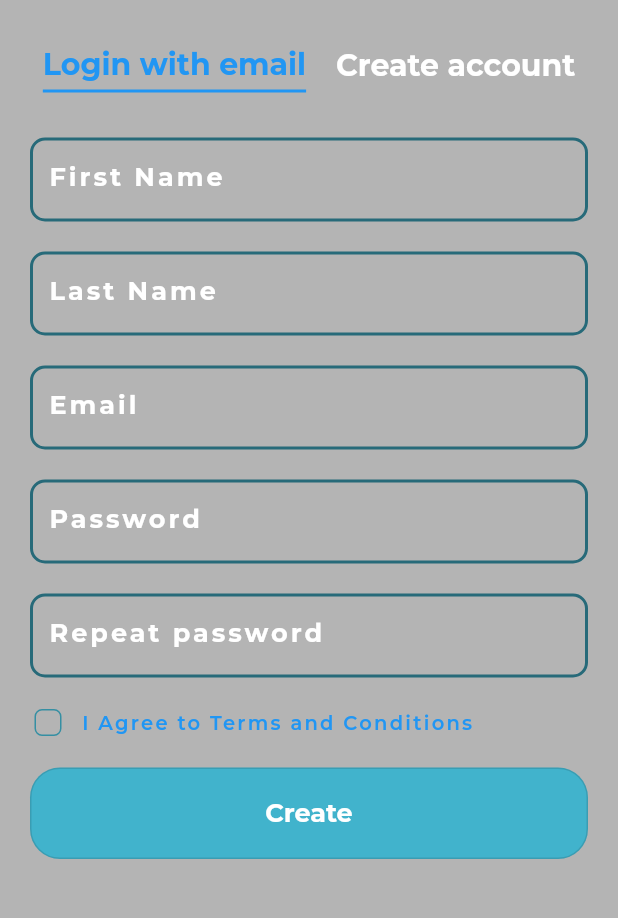
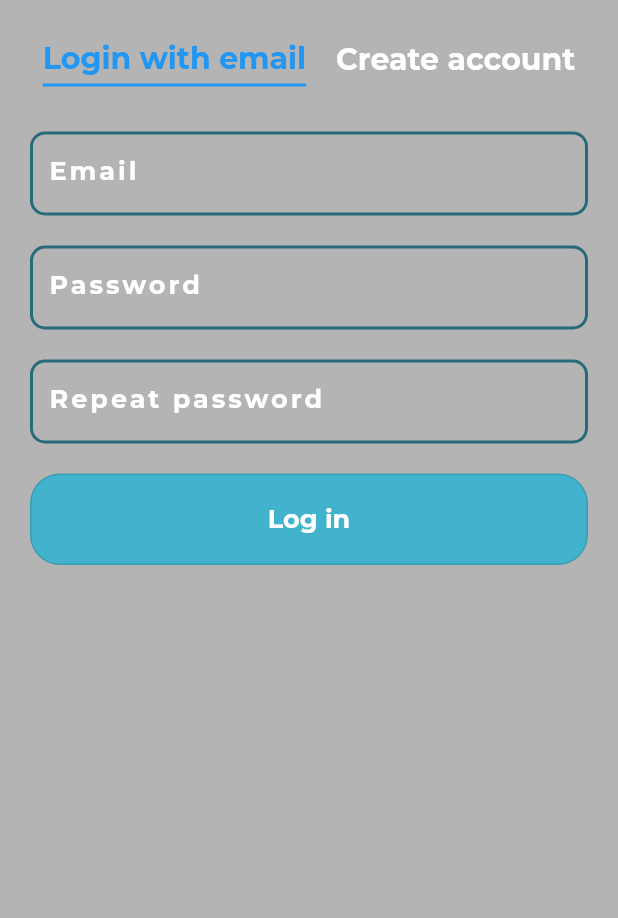
Before and after one commit to FL0REN1/CryptoWave, a Flutter app: the AutorizationPage screen opened by its route, after a tap on "Login with email", on a phone screen of 412 x 824 dp, the part 68-986 px from its top. Run offline on Flutter 3.47's test engine with Material 2 defaults, Android fonts, the light colour scheme and no system bars; our stand-ins replace auto_route, dio, flutter_bloc, get_it, talker_flutter; missing offline and left inert: talker_bloc_logger, talker_dio_logger; statements that could not run were skipped.

Commit message:
interface was done in LogIn and SignUp

```diff
--- a/frontEnd/crypto_wave/lib/features/autorization_page/view/autorization_page.dart
+++ b/frontEnd/crypto_wave/lib/features/autorization_page/view/autorization_page.dart
@@ -15,6 +15,7 @@ class AutorizationPage extends StatefulWidget {
 }
 
 class _AutorizationPageState extends State<AutorizationPage> {
+  bool selectedTab = false;
   @override
   Widget build(BuildContext context) {
     final theme = Theme.of(context);
@@ -44,7 +45,28 @@ class _AutorizationPageState extends State<AutorizationPage> {
           ),
         ),
       ),
-      body: const SignUpPage(),
+      body: SingleChildScrollView(
+        child: Padding(
+          padding: const EdgeInsets.only(
+            top: 16.0,
+          ), // Здесь устанавливаем нужный отступ
+          child: Column(
+            children: <Widget>[
+              RoutedTextTabs(
+                firstTabName: 'Login with email',
+                secondTabName: 'Create account',
+                firstTabFunc: () => setState(() {
+                  selectedTab = true;
+                }),
+                secondTabFunc: () => setState(() {
+                  selectedTab = false;
+                }),
+              ),
+              selectedTab ? const LogInPage() : const SignUpPage(),
+            ],
+          ),
+        ),
+      ),
     );
   }
 }
--- a/frontEnd/crypto_wave/lib/features/autorization_page/view/log_in_page.dart
+++ b/frontEnd/crypto_wave/lib/features/autorization_page/view/log_in_page.dart
@@ -10,6 +10,25 @@ class LogInPage extends StatefulWidget {
 class _LogInPageState extends State<LogInPage> {
   @override
   Widget build(BuildContext context) {
-    return const Text('Log in');
+    return Container(
+      padding: const EdgeInsets.all(20),
+      child: Column(
+        mainAxisAlignment: MainAxisAlignment.center,
+        children: <Widget>[
+          const SizedBox(height: 10),
+          const TextInput(labelText: 'Email', security: false),
+          const SizedBox(height: 20),
+          const TextInput(labelText: 'Password', security: true),
+          const SizedBox(height: 20),
+          const TextInput(labelText: 'Repeat password', security: true),
+          const SizedBox(height: 20),
+          RoutedButton(
+            routedButtonText: 'Log in',
+            onPressed: () {},
+            width: double.infinity,
+          )
+        ],
+      ),
+    );
   }
 }
--- a/frontEnd/crypto_wave/lib/features/autorization_page/view/sign_up_page.dart
+++ b/frontEnd/crypto_wave/lib/features/autorization_page/view/sign_up_page.dart
@@ -10,17 +10,12 @@ class SignUpPage extends StatefulWidget {
 class _SignUpPageState extends State<SignUpPage> {
   @override
   Widget build(BuildContext context) {
-    return SingleChildScrollView(
-      child: Container(
+    return Container(
       padding: const EdgeInsets.all(20),
       child: Column(
         mainAxisAlignment: MainAxisAlignment.center,
         children: <Widget>[
-            const RoutedTextTabs(
-              firstTabName: 'Login with email',
-              secondTabName: 'Create account',
-            ),
-            const SizedBox(height: 30),
+          const SizedBox(height: 10),
           const TextInput(labelText: 'First Name', security: false),
           const SizedBox(height: 20),
           const TextInput(labelText: 'Last Name', security: false),
@@ -38,7 +33,6 @@ class _SignUpPageState extends State<SignUpPage> {
           )
         ],
       ),
-      ),
     );
   }
 }
--- a/frontEnd/crypto_wave/lib/features/autorization_page/widgets/routed_text_tabs.dart
+++ b/frontEnd/crypto_wave/lib/features/autorization_page/widgets/routed_text_tabs.dart
@@ -5,10 +5,15 @@ class RoutedTextTabs extends StatefulWidget {
     super.key,
     required this.firstTabName,
     required this.secondTabName,
+    required this.firstTabFunc,
+    required this.secondTabFunc,
   });
 
   final String firstTabName;
   final String secondTabName;
+
+  final void Function() firstTabFunc;
+  final void Function() secondTabFunc;
 
   @override
   State<RoutedTextTabs> createState() => _RoutedTextTabsState();
@@ -32,12 +37,14 @@ class _RoutedTextTabsState extends State<RoutedTextTabs> {
       children: <Widget>[
         GestureDetector(
           onTap: () {
+            widget.firstTabFunc();
             setState(() {
               _selectedTab = widget.firstTabName;
             });
           },
-          child: Container(
+          child: AnimatedContainer(
             padding: const EdgeInsets.only(bottom: 5),
+            duration: const Duration(milliseconds: 300),
             decoration: BoxDecoration(
               border: _selectedTab == widget.firstTabName
                   ? const Border(
@@ -48,25 +55,30 @@ class _RoutedTextTabsState extends State<RoutedTextTabs> {
                     )
                   : null,
             ),
-            child: Text(
-              widget.firstTabName,
+            child: AnimatedDefaultTextStyle(
               style: _selectedTab == widget.firstTabName
-                  ? theme.textTheme.labelMedium?.copyWith(
+                  ? theme.textTheme.labelMedium!.copyWith(
                       color: Colors.blue,
                     )
-                  : theme.textTheme.labelMedium,
+                  : theme.textTheme.labelMedium!,
+              duration: const Duration(milliseconds: 300),
+              child: Text(
+                widget.firstTabName,
+              ),
             ),
           ),
         ),
         const SizedBox(width: 20),
         GestureDetector(
           onTap: () {
+            widget.secondTabFunc();
             setState(() {
               _selectedTab = widget.secondTabName;
             });
           },
-          child: Container(
+          child: AnimatedContainer(
             padding: const EdgeInsets.only(bottom: 5),
+            duration: const Duration(milliseconds: 300),
             decoration: BoxDecoration(
               border: _selectedTab == widget.secondTabName
                   ? const Border(
@@ -77,13 +89,16 @@ class _RoutedTextTabsState extends State<RoutedTextTabs> {
                     )
                   : null,
             ),
-            child: Text(
-              widget.secondTabName,
+            child: AnimatedDefaultTextStyle(
               style: _selectedTab == widget.secondTabName
-                  ? theme.textTheme.labelMedium?.copyWith(
+                  ? theme.textTheme.labelMedium!.copyWith(
                       color: Colors.blue,
                     )
-                  : theme.textTheme.labelMedium,
+                  : theme.textTheme.labelMedium!,
+              duration: const Duration(milliseconds: 300),
+              child: Text(
+                widget.secondTabName,
+              ),
             ),
           ),
         ),
```
Also changed, not shown: frontEnd/crypto_wave/lib/router/router.gr.dart. Lines whose indentation alone changed are shown as unchanged.
